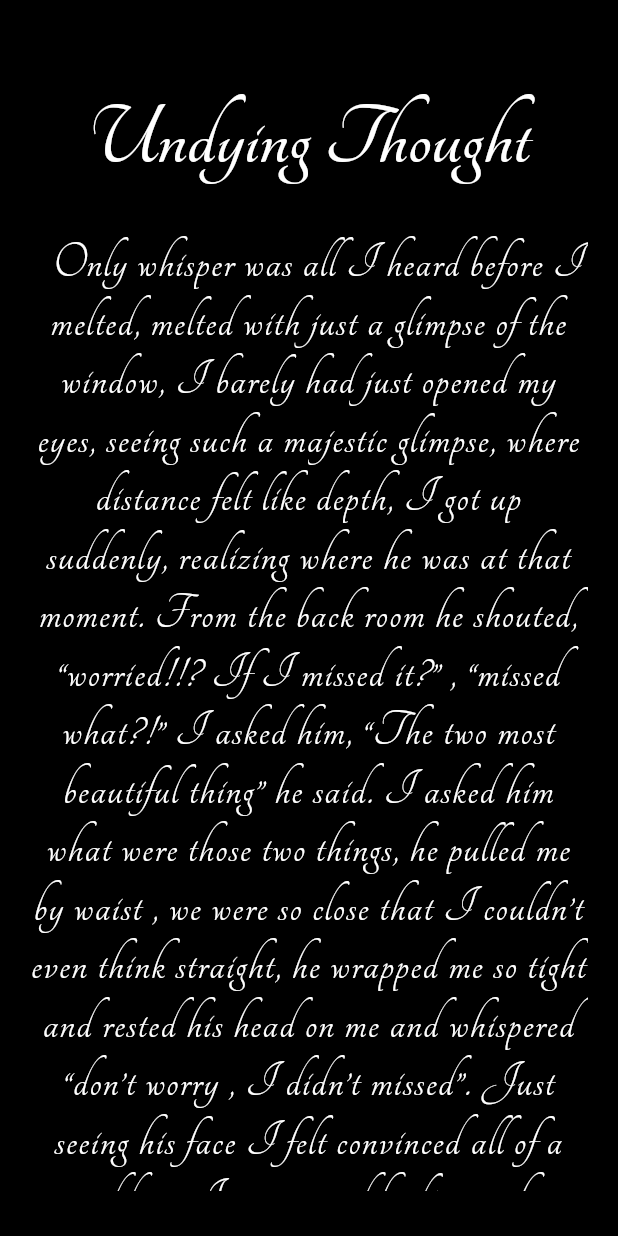
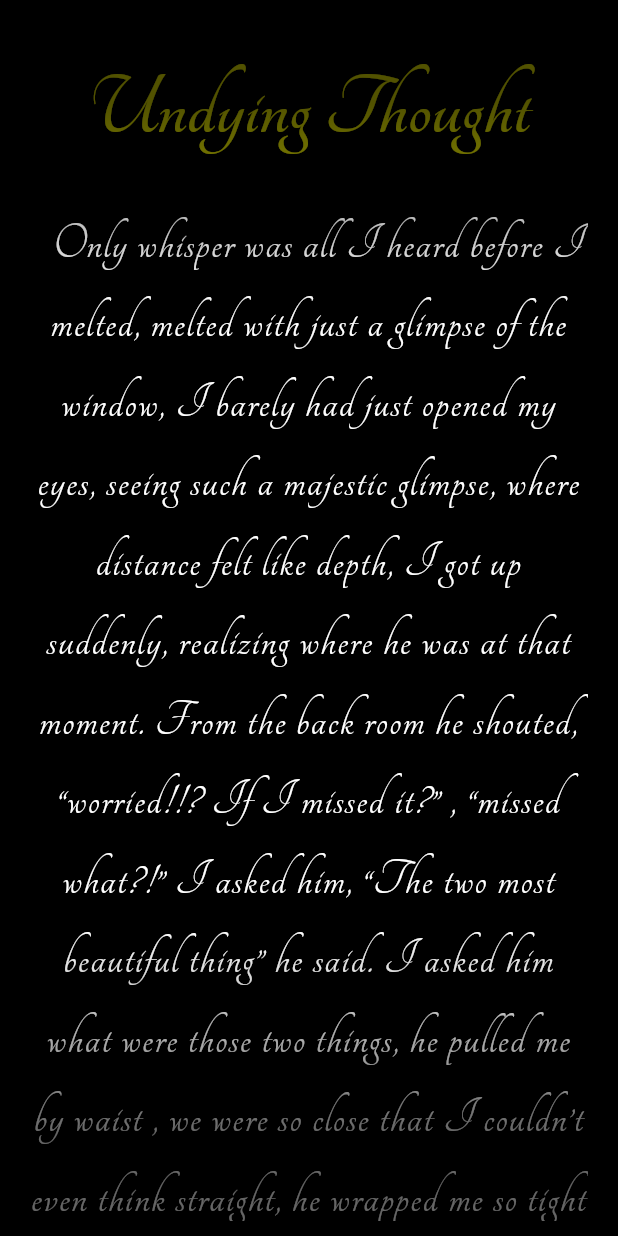
Before and after one commit to manishisflutterdev/doors, a Flutter app: the Book screen opened directly with empty values, on a phone screen of 412 x 824 dp. Run offline on Flutter 3.47's test engine with Material 3 defaults, Android fonts, the phone set to English and light mode, and no system bars; our stand-ins replace get.

Commit message:
Updated UI and Blurr Components

```diff
--- a/lib/main.dart
+++ b/lib/main.dart
@@ -1,4 +1,4 @@
- import 'package:doors/src/screens/splash_screen.dart';
+import 'package:doors/src/screens/splash_screen.dart';
 import 'package:flutter/material.dart';
 import 'package:get/get.dart';
 
@@ -8,8 +8,6 @@ void main() {
 
 class MyApp extends StatelessWidget {
   const MyApp({Key? key}) : super(key: key);
-
-  // This widget is the root of your application.
   @override
   Widget build(BuildContext context) {
     return GetMaterialApp(
--- a/lib/src/fonts/fonts.dart
+++ b/lib/src/fonts/fonts.dart
@@ -1,7 +1,7 @@
 import 'package:flutter/material.dart';
 
-class Fonts{
-  static lobster(double size,Color color){
+class Fonts {
+  static lobster(double size, Color color) {
     return TextStyle(
       fontFamily: 'Lobster',
       color: color,
@@ -10,7 +10,7 @@ class Fonts{
     );
   }
 
-  static puppies(double size,Color color){
+  static puppies(double size, Color color) {
     return TextStyle(
       fontFamily: 'Puppies Play',
       color: color,
@@ -19,7 +19,7 @@ class Fonts{
     );
   }
 
-  static akebono(double size,Color color){
+  static akebono(double size, Color color) {
     return TextStyle(
       fontFamily: 'Yuji Hentaigana Akebono',
       color: color,
@@ -29,7 +29,7 @@ class Fonts{
     );
   }
 
-  static gwendolyn(double size,Color color){
+  static gwendolyn(double size, Color color) {
     return TextStyle(
       fontFamily: 'Gwendolyn',
       color: color,
@@ -38,18 +38,18 @@ class Fonts{
     );
   }
 
-  static tangerine(double size,Color color){
+  static tangerine(double size, Color color) {
     return TextStyle(
       fontFamily: 'Tangerine',
       color: color,
-           height: 1.1,
+      height: 1.5,
       letterSpacing: 1,
       fontSize: size,
       fontWeight: FontWeight.w400,
     );
   }
 
-  static tangerineBold(double size,Color color){
+  static tangerineBold(double size, Color color) {
     return TextStyle(
       fontFamily: 'Tangerine',
       color: color,
--- a/lib/src/screens/book.dart
+++ b/lib/src/screens/book.dart
@@ -1,15 +1,13 @@
 import 'dart:async';
-import 'dart:ffi';
+import 'dart:ui';
 import 'package:doors/src/controller/main_controller.dart';
 import 'package:doors/src/fonts/fonts.dart';
-import 'package:doors/src/screens/homepage.dart';
 import 'package:flutter/material.dart';
 import 'package:get/get.dart';
 
 class Book extends StatefulWidget {
   final index;
   Book(this.index);
-
 
   @override
   _BookState createState() => _BookState();
@@ -21,28 +19,58 @@ class _BookState extends State<Book> {
   double width = 0.0;
   String image = "book";
   bool vis = false;
-  Timer ? timer;
+  Timer? timer;
+  bool showTop = true;
+  bool showBot = true;
+  ScrollController _scrollController = ScrollController();
 
+  void _scrollListener() {
+    // Check if the scroll position is at the top
+    if (_scrollController.offset <=
+            _scrollController.position.minScrollExtent &&
+        !_scrollController.position.outOfRange) {
+      setState(() {
+        showTop = false;
+      });
+    } else {
+      setState(() {
+        showTop = true;
+      });
+    }
+
+    // Check if the scroll position is at the bottom
+    if (_scrollController.offset >=
+            _scrollController.position.maxScrollExtent &&
+        !_scrollController.position.outOfRange) {
+      setState(() {
+        showBot = false;
+      });
+    } else {
+      setState(() {
+        showBot = true;
+      });
+    }
+  }
 
   @override
   void initState() {
-    // TODO: implement initState
     super.initState();
-    Timer(Duration(seconds: 3), (){
+    _scrollController.addListener(_scrollListener);
+    Timer(Duration(seconds: 3), () {
       setState(() {
-        vis=!vis;
+        vis = !vis;
       });
     });
-    Timer(Duration(seconds:10), (){
-      timer = Timer.periodic(Duration(seconds: 50), (Timer t) => loop());
+    Timer(Duration(seconds: 10), () {
+      timer = Timer.periodic(Duration(seconds: 20), (Timer t) => loop());
     });
   }
 
   @override
   void dispose() {
-    // TODO: implement dispose
     super.dispose();
     timer?.cancel();
+    _scrollController.dispose();
   }
 
   @override
@@ -51,7 +79,9 @@ class _BookState extends State<Book> {
     height = MediaQuery.of(context).size.height;
     return Scaffold(
       backgroundColor: Colors.black,
-      body: Stack(
+      body: Container(
+        padding: EdgeInsets.only(top: MediaQuery.of(context).padding.top),
+        child: Stack(
           children: [
             AnimatedOpacity(
               duration: Duration(milliseconds: 2500),
@@ -59,12 +89,12 @@ class _BookState extends State<Book> {
               child: Container(
                 height: height,
                 width: width,
-              decoration:BoxDecoration(
+                decoration: BoxDecoration(
                   image: DecorationImage(
-                  colorFilter: ColorFilter.mode(Colors.black.withOpacity(0.7), BlendMode.darken),
+                      colorFilter: ColorFilter.mode(
+                          Colors.black.withOpacity(0.7), BlendMode.darken),
                       image: AssetImage('assets/images/$image.jpg'),
-                  fit: BoxFit.fitHeight
-                ),
+                      fit: BoxFit.fitHeight),
                 ),
               ),
             ),
@@ -73,19 +103,30 @@ class _BookState extends State<Book> {
                 children: [
                   Expanded(
                     child: Container(
-                      margin: EdgeInsets.all(20),
+                      margin: EdgeInsets.symmetric(horizontal: 20),
                       child: SingleChildScrollView(
+                        controller: _scrollController,
                         child: Column(
                           children: [
-                             SizedBox(height: 30,),
-                   Text("Undying Thought",
+                            SizedBox(
+                              height: 30,
+                            ),
+                            Text(
+                              "Undying Thought",
                               textAlign: TextAlign.center,
-                          style: Fonts.tangerineBold(60, Colors.white),),
-                   SizedBox(height: 20,),
-                             Obx(()=>Container(
-                               width: width/1.05,
-                               child: Text("  "+
-                                 _mainController.data[0]['content'].toString() + "                                            ",
+                              style: Fonts.tangerineBold(
+                                  60, Color(0XFFFFFF00).withOpacity(0.8)),
+                            ),
+                            SizedBox(
+                              height: 20,
+                            ),
+                            Obx(() => Container(
+                                  width: width / 1.05,
+                                  child: Text(
+                                    "  " +
+                                        _mainController.data[0]['content']
+                                            .toString() +
+                                        "                                            ",
                                     textAlign: TextAlign.center,
                                     style: Fonts.tangerine(35, Colors.white),
                                   ),
@@ -95,57 +136,99 @@ class _BookState extends State<Book> {
                       ),
                     ),
                   ),
-                   SizedBox(height: 10,)
+                  SizedBox(
+                    height: 10,
+                  )
                 ],
               ),
             ),
+            Container(
+              height: double.infinity,
+              width: double.infinity,
+              child: Column(
+                children: [
+                  (showTop)
+                      ? Expanded(
+                          flex: 3,
+                          child: Container(
+                            decoration: BoxDecoration(
+                                gradient: LinearGradient(
+                              colors: [
+                                Color(0x00000000),
+                                Color(0xff000000).withOpacity(0.6)
                               ],
+                              stops: [0.25, 0.75],
+                              begin: Alignment.bottomCenter,
+                              end: Alignment.topCenter,
+                            )),
+                          ))
+                      : Container(),
+                  Expanded(flex: 3, child: Container()),
+                  (showBot)
+                      ? Expanded(
+                          flex: 3,
+                          child: Container(
+                            decoration: BoxDecoration(
+                                gradient: LinearGradient(
+                              colors: [
+                                Color(0xff000000).withOpacity(0.6),
+                                Color(0x00000000),
+                              ],
+                              stops: [0.25, 0.75],
+                              begin: Alignment.bottomCenter,
+                              end: Alignment.topCenter,
+                            )),
+                          ))
+                      : Container(),
+                ],
+              ),
+            )
+          ],
+        ),
       ),
     );
   }
 
-  loop(){
+  loop() {
     print("Timer Starts");
     setState(() {
-                            vis=!vis;
+      vis = !vis;
     });
-                            Timer(Duration(seconds: 3), (){
+    Timer(Duration(seconds: 3), () {
       changeimage();
       setState(() {
-                            vis=!vis;
+        vis = !vis;
       });
     });
-
   }
 
-  changeimage(){
-    if(image=='book'){
+  changeimage() {
+    if (image == 'book') {
       image = 'book1';
-    }else if(image=='book1'){
+    } else if (image == 'book1') {
       image = 'book2';
-    }else if(image=='book2'){
+    } else if (image == 'book2') {
       image = 'book3';
-    }else if(image=='book3'){
+    } else if (image == 'book3') {
       image = 'book4';
-    }else if(image=='book4'){
+    } else if (image == 'book4') {
       image = 'book5';
-    }else if(image=='book5'){
+    } else if (image == 'book5') {
       image = 'book6';
-    }else if(image=='book6'){
+    } else if (image == 'book6') {
       image = 'book7';
-    }else if(image=='book7'){
+    } else if (image == 'book7') {
       image = 'book8';
-    }else if(image=='book8'){
+    } else if (image == 'book8') {
       image = 'book9';
-    }else if(image=='book9'){
+    } else if (image == 'book9') {
       image = 'book10';
-    }else if(image=='book10'){
+    } else if (image == 'book10') {
       image = 'book11';
-    }else if(image=='book11'){
+    } else if (image == 'book11') {
       image = 'book12';
-    }else if(image=='book12'){
+    } else if (image == 'book12') {
       image = 'book';
     }
   }
-
 }
```
Also changed, not shown: lib/src/screens/homepage.dart (+36 -22 lines), lib/src/screens/splash_screen.dart (+41 -43 lines). Lines whose indentation alone changed are shown as unchanged.
